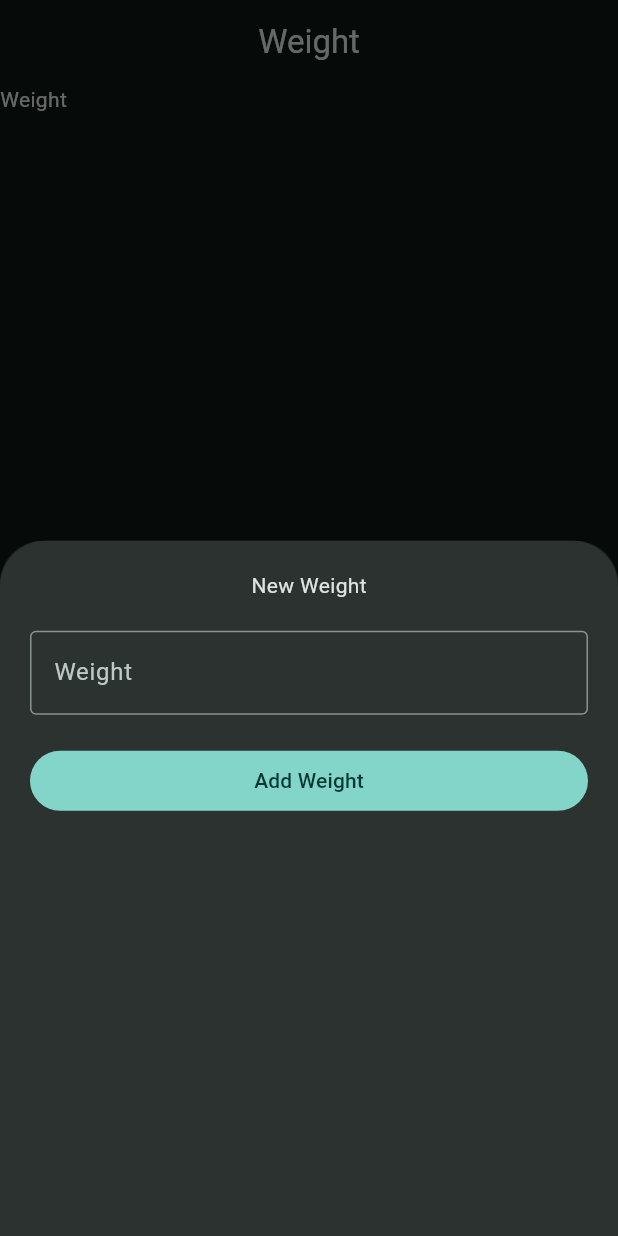
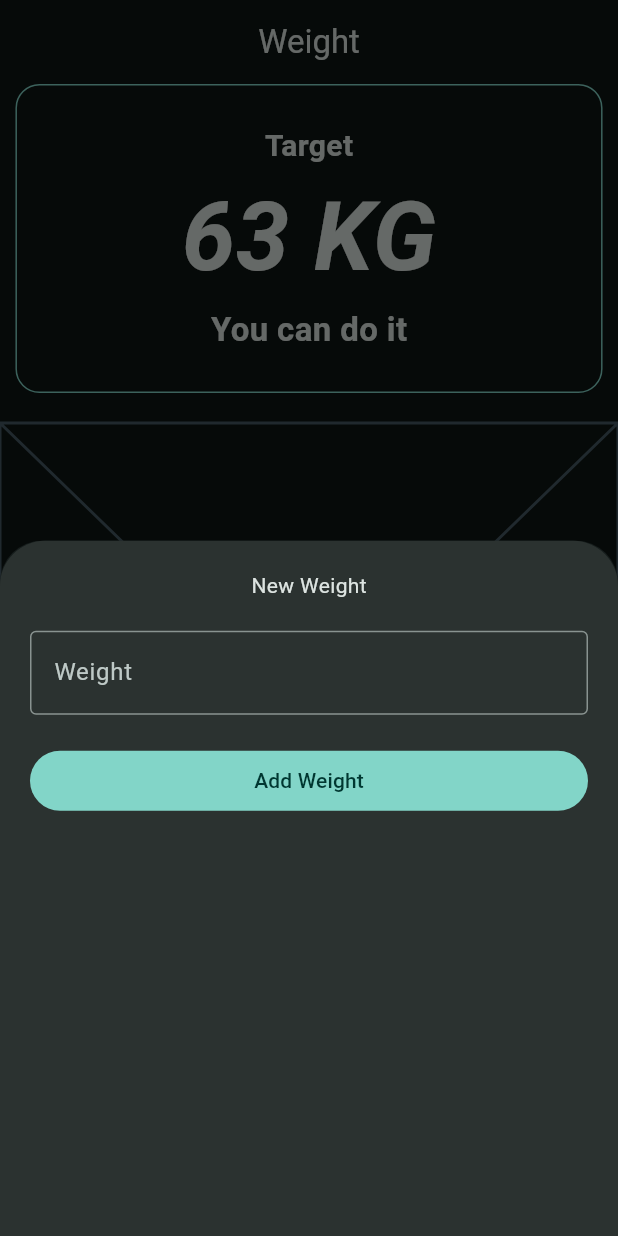
Before and after one commit to Caresle-Archive/crworkout_tracker, a Flutter app: the WeightScreen screen opened by its route, after a tap on the "add" icon, on a phone screen of 412 x 824 dp. Run offline on Flutter 3.47's test engine with Material 2 defaults, Android fonts, the phone set to English and light mode, and no system bars; our stand-ins replace go_router.

Commit message:
Add weight target widget

```diff
--- /dev/null
+++ b/lib/screens/weight/add_weight.dart
@@ -0,0 +1,73 @@
+import 'package:flutter/material.dart';
+
+class AddWeight extends StatelessWidget {
+  const AddWeight({ super.key, required this.colors });
+
+  final ColorScheme colors;
+
+  @override
+  Widget build(BuildContext context) {
+    final width = MediaQuery.of(context).size.width - 40;
+
+    return Container(
+      height: MediaQuery.of(context).size.height / 1.5,
+      decoration: BoxDecoration(
+        borderRadius: const BorderRadius.only(topLeft: Radius.circular(30), topRight: Radius.circular(30)),
+        color: colors.onInverseSurface
+      ),
+      child: Center(
+        child: Column(
+          children: [
+            const SizedBox( height: 20,),
+            const Text('New Weight'),
+            const SizedBox( height: 20,),
+            _WeightTextField(width: width),
+            const SizedBox( height: 20,),
+            _AddWeightButton(width: width)
+          ]
+        ),
+      ),
+    );
+  }
+}
+
+class _AddWeightButton extends StatelessWidget {
+  const _AddWeightButton({
+    required this.width,
+  });
+
+  final double width;
+
+  @override
+  Widget build(BuildContext context) {
+    return SizedBox(
+      width: width,
+      child: FilledButton(
+        onPressed: () {},
+        child: const Text('Add Weight')
+      )
+    );
+  }
+}
+
+class _WeightTextField extends StatelessWidget {
+  const _WeightTextField({
+    required this.width,
+  });
+
+  final double width;
+
+  @override
+  Widget build(BuildContext context) {
+    return SizedBox(
+      width: width,
+      child: TextFormField(
+        keyboardType: TextInputType.number,
+        decoration: const InputDecoration(
+          border: OutlineInputBorder(),
+          hintText: 'Weight'
+        ),
+      ),
+    );
+  }
+}
--- a/lib/screens/weight/weight_screen.dart
+++ b/lib/screens/weight/weight_screen.dart
@@ -1,4 +1,8 @@
+import 'package:crworkout_tracker/screens/weight/add_weight.dart';
+import 'package:crworkout_tracker/screens/weight/weight_table.dart';
+import 'package:crworkout_tracker/screens/weight/weight_target.dart';
 import 'package:flutter/material.dart';
+
 
 class WeightScreen extends StatelessWidget {
   const WeightScreen({super.key});
@@ -7,7 +11,7 @@ class WeightScreen extends StatelessWidget {
     final colors = Theme.of(context).colorScheme;
     showModalBottomSheet(
       context: context,
-      builder: (context) => _AddWeight(colors: colors),
+      builder: (context) => AddWeight(colors: colors),
     );
   }
 
@@ -17,7 +21,15 @@ class WeightScreen extends StatelessWidget {
       appBar: AppBar(
         title: const Text('Weight'),
       ),
-      body: const Text('Weight'),
+      body: const SingleChildScrollView(
+        child: Column(
+          children: [
+            WeightTarget(),
+            SizedBox(height: 20,),
+            WeightTable()
+          ],
+        ),
+      ),
       floatingActionButton: FloatingActionButton(
         onPressed: () {
           openDialog(context);
@@ -28,51 +40,3 @@ class WeightScreen extends StatelessWidget {
     );
   }
 }
-
-class _AddWeight extends StatelessWidget {
-  const _AddWeight({
-    required this.colors,
-  });
-
-  final ColorScheme colors;
-
-  @override
-  Widget build(BuildContext context) {
-    final width = MediaQuery.of(context).size.width - 40;
-
-    return Container(
-      height: MediaQuery.of(context).size.height / 1.5,
-      decoration: BoxDecoration(
-        borderRadius: const BorderRadius.only(topLeft: Radius.circular(30), topRight: Radius.circular(30)),
-        color: colors.onInverseSurface
-      ),
-      child: Center(
-        child: Column(
-          children: [
-            const SizedBox( height: 20,),
-            const Text('New Weight'),
-            const SizedBox( height: 20,),
-            SizedBox(
-              width: width,
-              child: TextFormField(
-                keyboardType: TextInputType.number,
-                decoration: const InputDecoration(
-                  border: OutlineInputBorder(),
-                  hintText: 'Weight'
-                ),
-              ),
-            ),
-            const SizedBox( height: 20,),
-            SizedBox(
-              width: width,
-              child: FilledButton(
-                onPressed: () {},
-                child: const Text('Add Weight')
-              )
-            )
-          ]
-        ),
-      ),
-    );
-  }
-}
--- /dev/null
+++ b/lib/screens/weight/weight_table.dart
@@ -0,0 +1,10 @@
+import 'package:flutter/material.dart';
+
+class WeightTable extends StatelessWidget {
+  const WeightTable({ super.key });
+
+  @override
+  Widget build(BuildContext context) {
+    return const Placeholder();
+  }
+}
--- /dev/null
+++ b/lib/screens/weight/weight_target.dart
@@ -0,0 +1,41 @@
+import 'package:flutter/material.dart';
+
+class WeightTarget extends StatelessWidget {
+  const WeightTarget({ super.key });
+
+  TextStyle generalStyle(FontStyle fontStyle, double size) => TextStyle(
+    fontSize: size,
+    fontWeight: FontWeight.bold,
+    fontStyle: fontStyle
+  );
+
+  @override
+  Widget build(BuildContext context) {
+    final colors = Theme.of(context).colorScheme;
+
+    return Container(
+      height: MediaQuery.of(context).size.height * .25,
+      width: MediaQuery.of(context).size.width * .95,
+      decoration: BoxDecoration(
+        color: colors.background,
+        border: Border.all(
+          color: colors.primary
+        ),
+        borderRadius: BorderRadius.circular(16)
+      ),
+      child: Center(
+        child: Column(
+          mainAxisAlignment: MainAxisAlignment.center,
+          children: [
+            Text('Target', style: generalStyle(FontStyle.normal, 20),),
+            Text(
+              '63 KG',
+              style: generalStyle(FontStyle.italic, 64)
+            ),
+            Text('You can do it', style: generalStyle(FontStyle.normal, 22),)
+          ],
+        )
+      ),
+    );
+  }
+}
```
